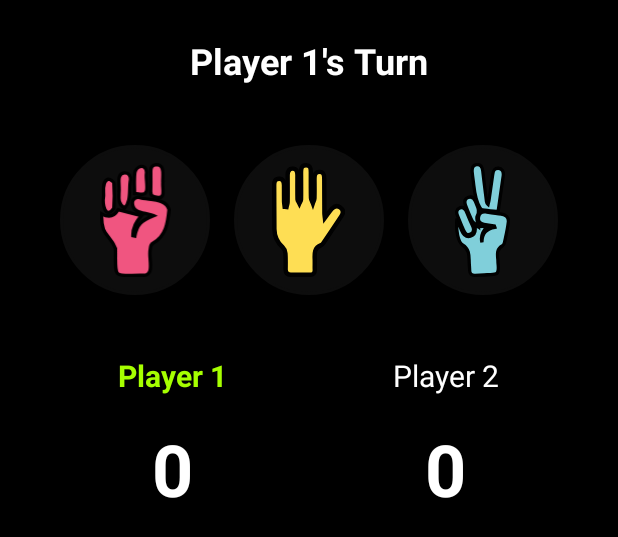
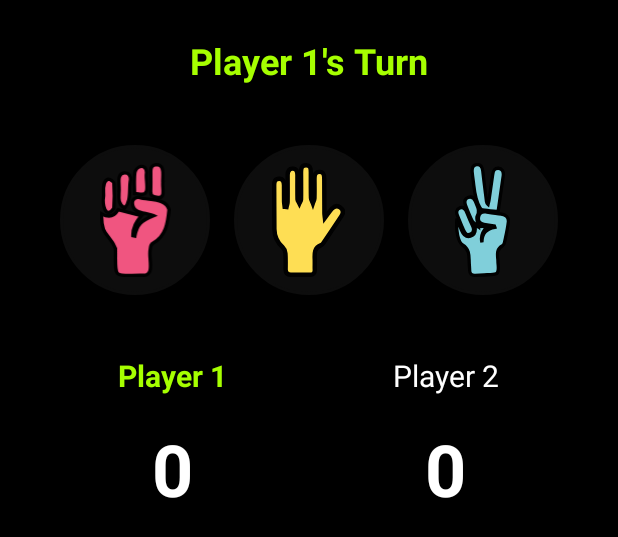
Before and after one commit to dvk65/rockpaperscissors, an Android app: the layout temp_canvas.xml on its own in the app's theme, with its tools: preview values and no code run, on a phone screen of 412 x 824 dp. Shown: the top 537 px of the screen. Run offline under Robolectric (Android 15) with nearby library versions, the phone set to English and light mode, and no system bars.

```diff
--- a/app/src/main/res/layout/temp_canvas.xml
+++ b/app/src/main/res/layout/temp_canvas.xml
@@ -18,7 +18,7 @@
         android:text="@string/player_1_s_turn"
         android:textSize="24sp"
         android:textStyle="bold"
-        android:textColor="@color/white"
+        android:textColor="@color/player_1"
         android:layout_marginBottom="32dp" />
 
     <!-- Rock, Paper, Scissors Buttons -->
@@ -80,7 +80,7 @@
             android:text="@string/player_1"
             android:gravity="center"
             android:textSize="20sp"
-            android:textColor="@color/turn_indicator"
+            android:textColor="@color/player_1"
             android:textStyle="bold" />
 
         <TextView
--- a/app/src/main/res/values/colors.xml
+++ b/app/src/main/res/values/colors.xml
@@ -5,5 +5,6 @@
 
     <color name="rich_black">#0D0D0D</color>"
 -
-    <color name="turn_indicator">#A6FF00</color>
+    <color name="player_1">#A6FF00</color>
+    <color name="player_2">#C77DFF</color>"
 </resources>
```
